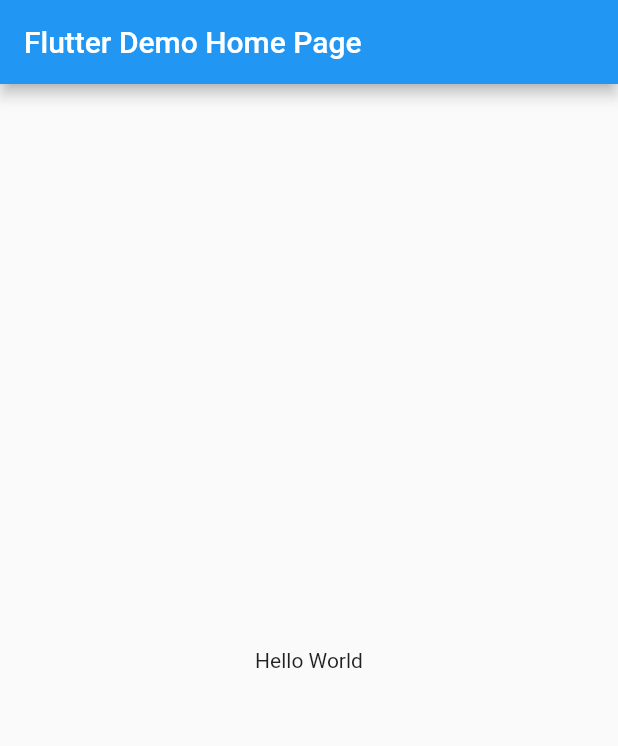
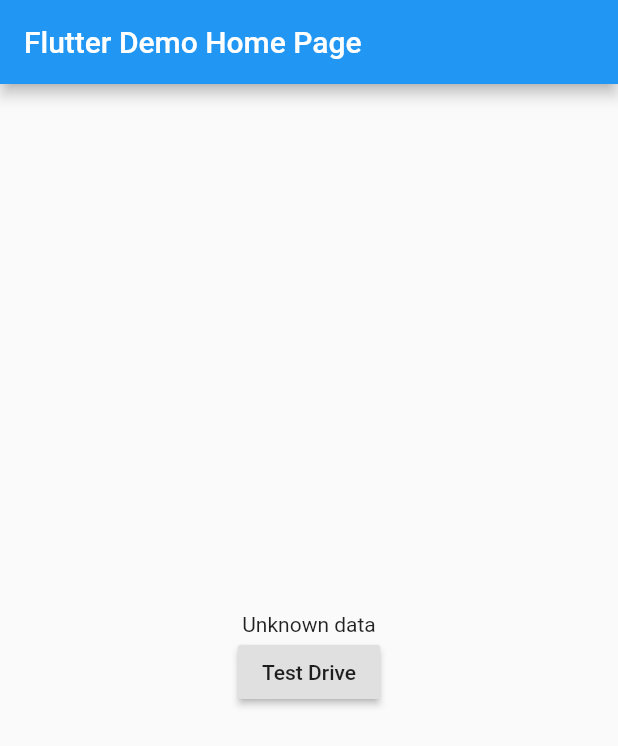
Before and after one commit to ramadani/flutter_native_notification, a Flutter app: the screen it shows after launch, on a phone screen of 412 x 824 dp. Shown: the top 746 px of the screen. Run offline on Flutter 3.47's test engine with Material 2 defaults, Android fonts, the phone set to English and light mode, and no system bars.

Commit message:
test drive

```diff
--- a/lib/main.dart
+++ b/lib/main.dart
@@ -1,4 +1,5 @@
 import 'package:flutter/material.dart';
+import 'package:flutter/services.dart';
 
 void main() => runApp(MyApp());
 
@@ -44,6 +45,9 @@ class MyHomePage extends StatefulWidget {
 }
 
 class _MyHomePageState extends State<MyHomePage> {
+  static const platform = const MethodChannel('fnn.ramadani.id/test_drive');
+  String _testDrive = 'Unknown data';
+
   @override
   Widget build(BuildContext context) {
     // This method is rerun every time setState is called, for instance as done
@@ -57,8 +61,32 @@ class _MyHomePageState extends State<MyHomePage> {
         title: Text(widget.title),
       ),
       body: Center(
-        child: Text('Hello World'),
+        child: Column(
+          mainAxisAlignment: MainAxisAlignment.center,
+          children: <Widget>[
+            Text(_testDrive),
+            RaisedButton(
+              child: Text('Test Drive'),
+              onPressed: () => _getTestDrive(),
+            )
+          ],
+        ),
       ),
     );
   }
+
+  Future<void> _getTestDrive() async {
+    String testDrive;
+
+    try {
+      final String result = await platform.invokeMethod('getTestDrive');
+      testDrive = 'Test Drive value: $result';
+    } on PlatformException catch (e) {
+      testDrive = 'Failed to get test drive value: ${e.message}';
+    }
+
+    setState(() {
+      _testDrive = testDrive;
+    });
+  }
 }
```
Also changed, not shown: 1 other file.
